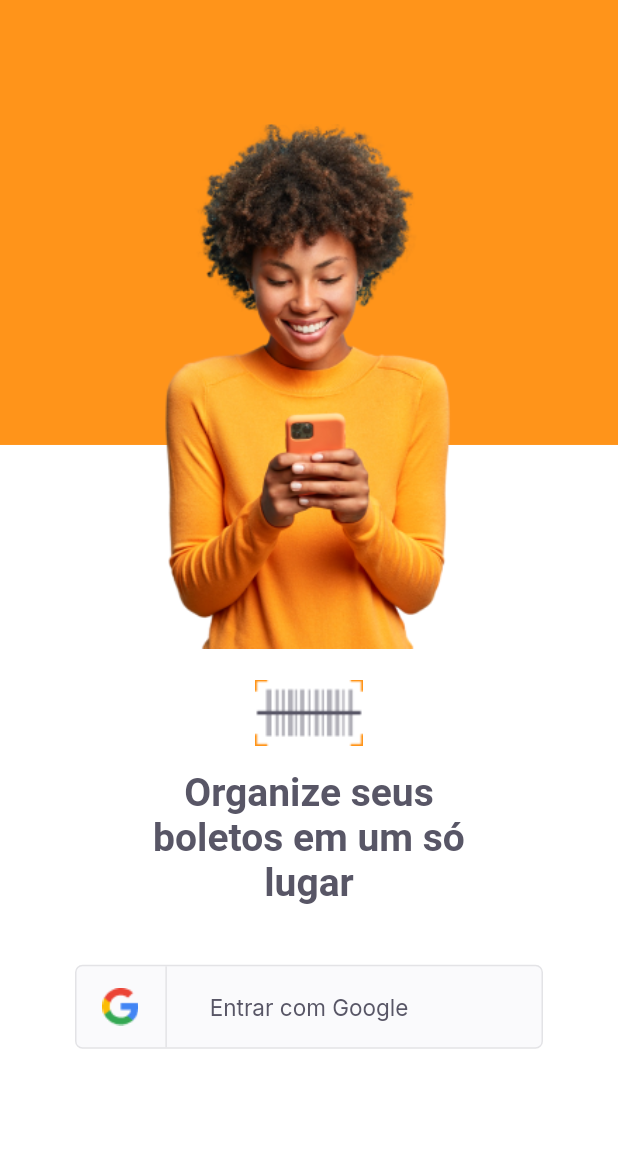
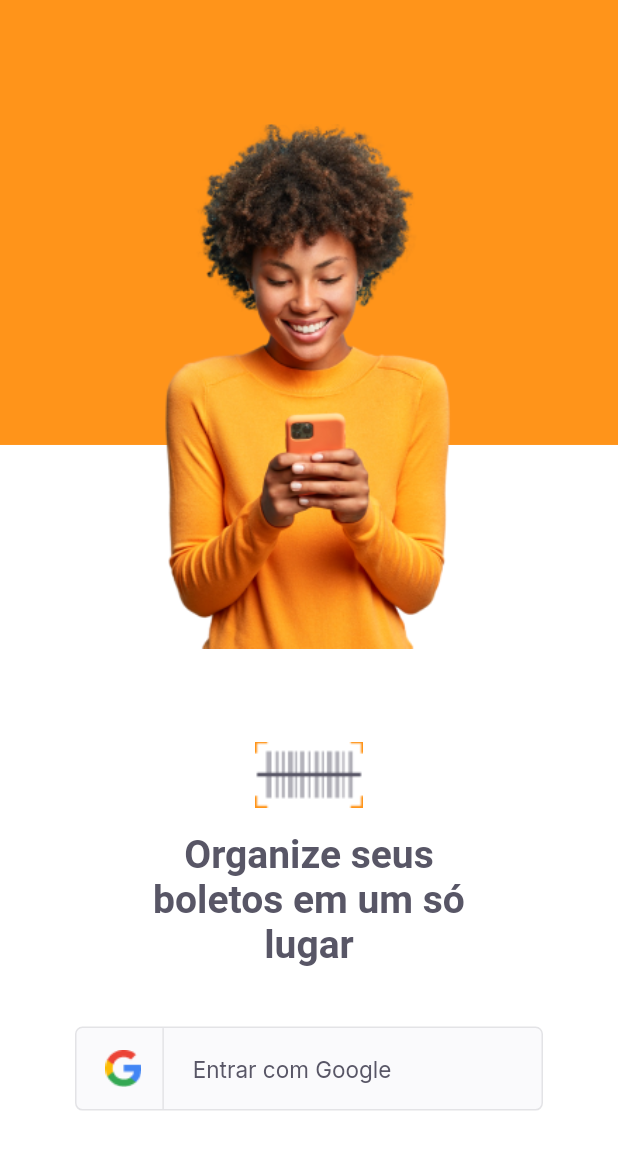
Before and after one commit to oqnunes/payflow, a Flutter app: the screen it shows after launch, on a phone screen of 412 x 824 dp. Shown: the top 1150 px of the screen. Run offline on Flutter 3.47's test engine with Material 2 defaults, Android fonts, the phone set to English and light mode, and no system bars; our stand-ins replace firebase_core, google_fonts; accounts and stored records are empty.

```diff
--- /dev/null
+++ b/lib/app.dart
@@ -0,0 +1,25 @@
+import 'package:flutter/material.dart';
+import 'package:payflow/modules/login/login_page.dart';
+// import 'package:payflow/modules/splash/splash_page.dart';
+import 'package:payflow/shared/themes/app_colors.dart';
+
+void main() {
+  runApp(const MyApp());
+}
+
+class MyApp extends StatelessWidget {
+  const MyApp({Key? key}) : super(key: key);
+
+  // This widget is the root of your application.
+  @override
+  Widget build(BuildContext context) {
+    return MaterialApp(
+      title: 'Pay Flow',
+      theme: ThemeData(
+        primaryColor: AppColors.primary,
+      ),
+      debugShowCheckedModeBanner: false,
+      home: const LoginPage(),
+    );
+  }
+}
--- a/lib/main.dart
+++ b/lib/main.dart
@@ -1,25 +1,48 @@
+import 'package:firebase_core/firebase_core.dart';
 import 'package:flutter/material.dart';
+import 'package:payflow/app.dart';
 import 'package:payflow/modules/login/login_page.dart';
 // import 'package:payflow/modules/splash/splash_page.dart';
 import 'package:payflow/shared/themes/app_colors.dart';
 
 void main() {
-  runApp(const MyApp());
+  runApp(const AppFirebase());
 }
 
-class MyApp extends StatelessWidget {
-  const MyApp({Key? key}) : super(key: key);
+class AppFirebase extends StatefulWidget {
+  const AppFirebase({Key? key}) : super(key: key);
 
-  // This widget is the root of your application.
+  @override
+  State<AppFirebase> createState() => _AppFirebaseState();
+}
+
+class _AppFirebaseState extends State<AppFirebase> {
+  final Future<FirebaseApp> _initialization = Firebase.initializeApp();
   @override
   Widget build(BuildContext context) {
-    return MaterialApp(
-      title: 'Pay Flow',
-      theme: ThemeData(
-        primaryColor: AppColors.primary,
-      ),
-      debugShowCheckedModeBanner: false,
-      home: const LoginPage(),
-    );
+    return FutureBuilder(
+        future: _initialization,
+        builder: ((context, snapshot) {
+          if (snapshot.hasError) {
+            return const Material(
+              child: Center(
+                  child: Text(
+                "Error",
+                textDirection: TextDirection.ltr,
+              )),
+            );
+          } else if (snapshot.connectionState == ConnectionState.done) {
+            return const MyApp();
+          } else {
+            return const Material(
+              child: Center(
+                child: Text(
+                  "Carregando...",
+                  textDirection: TextDirection.ltr,
+                ),
+              ),
+            );
+          }
+        }));
   }
 }
--- a/lib/modules/login/login_page.dart
+++ b/lib/modules/login/login_page.dart
@@ -37,7 +37,7 @@ class _LoginPageState extends State<LoginPage> {
                     height: 350,
                   )),
               Positioned(
-                  top: size.height * 0.55,
+                  top: size.height * 0.6,
                   left: 0,
                   right: 0,
                   child: Column(
@@ -55,7 +55,8 @@ class _LoginPageState extends State<LoginPage> {
                         ),
                       ),
                       Padding(
-                        padding: const EdgeInsets.only(left: 50, right: 50, top: 40),
+                        padding:
+                            const EdgeInsets.only(left: 50, right: 50, top: 40),
                         child: SocialLoginButton(
                           onTap: () {
                             print("Cliclou");
--- a/lib/shared/widgets/forms/social_login_button.dart
+++ b/lib/shared/widgets/forms/social_login_button.dart
@@ -27,7 +27,7 @@ class SocialLoginButton extends StatelessWidget {
                 mainAxisAlignment: MainAxisAlignment.center,
                 children: [
                   Image.asset(AppImages.google),
-                  const SizedBox(width: 18),
+                  const SizedBox(width: 14),
                   Container(height: 56, width: 1, color: AppColors.stroke)
                 ],
               )),
@@ -36,9 +36,11 @@ class SocialLoginButton extends StatelessWidget {
               child: Row(
                 mainAxisAlignment: MainAxisAlignment.center,
                 children: [
-                  Text(
-                    "Entrar com Google",
-                    style: TextStyles.buttonGray,
+                  Expanded(
+                    child: Text(
+                      "Entrar com Google",
+                      style: TextStyles.buttonGray,
+                    ),
                   ),
                 ],
               )),
--- a/pubspec.yaml
+++ b/pubspec.yaml
@@ -10,6 +10,7 @@ dependencies:
     sdk: flutter
   cupertino_icons: ^1.0.2
   google_fonts: ^2.3.1
+  firebase_core: ^1.15.0
 
 dev_dependencies:
   flutter_test:
```
Also changed, not shown: pubspec.lock, 2 other files.
